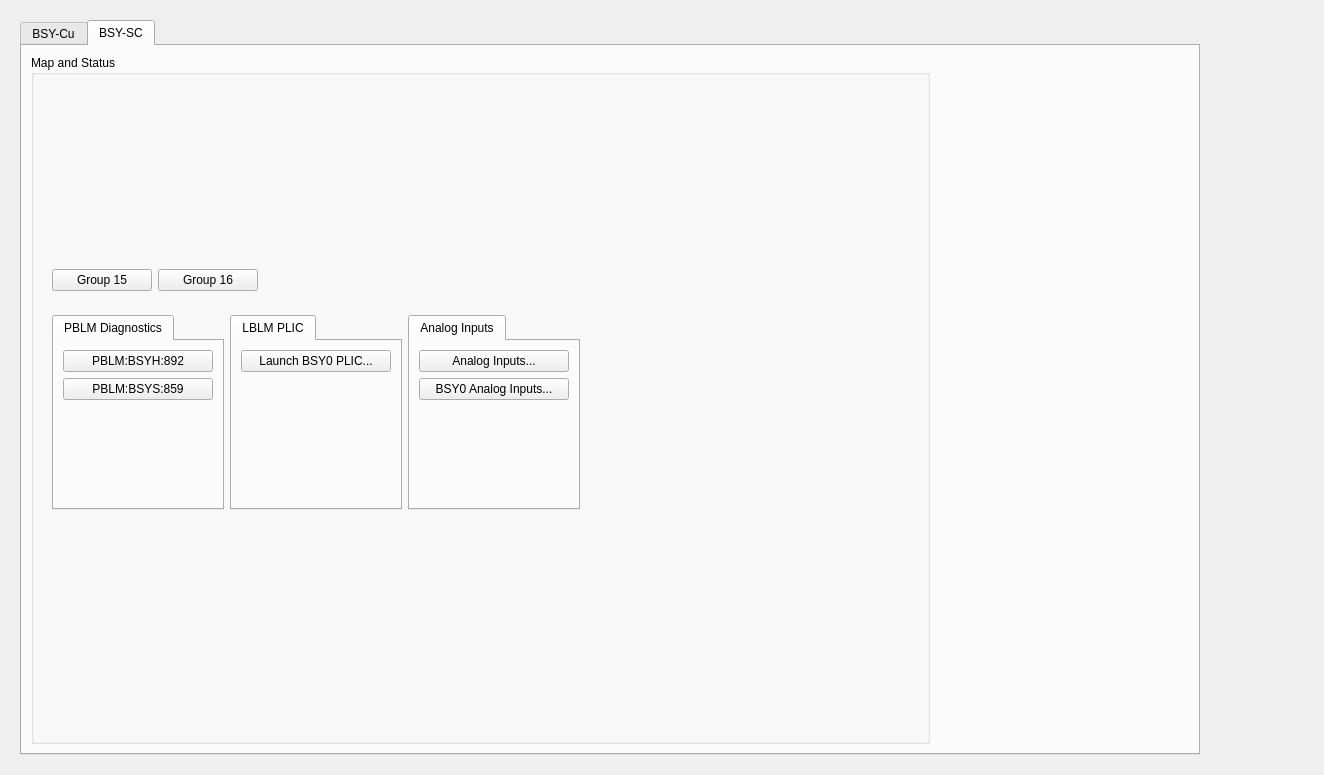
Old version of the form bsy0_main.ui in the repository ad-build-test/pydm-mps.
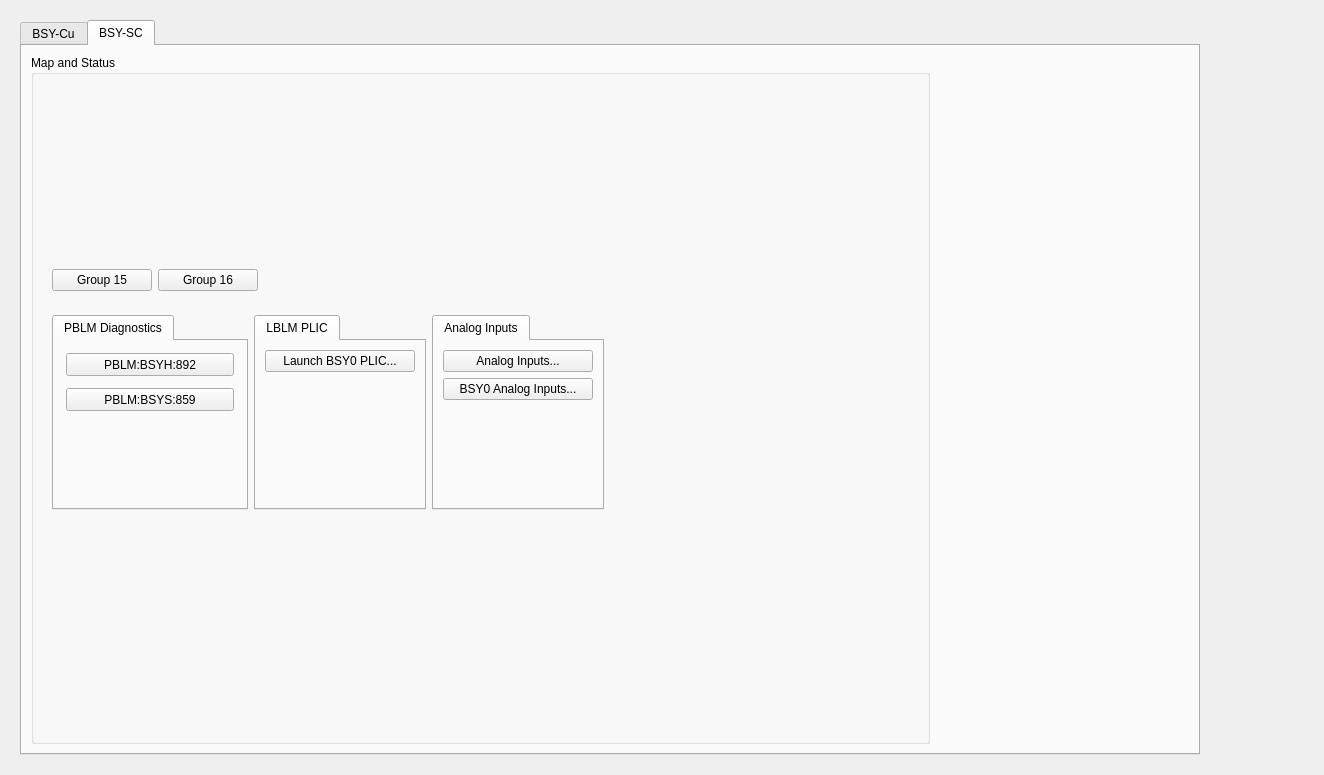
New version of the form. Custom widgets are drawn as their Qt base class.

Patch:
```diff
--- a/bsy0_main.ui
+++ b/bsy0_main.ui
@@ -897,7 +897,7 @@
                  <widget class="QTabWidget" name="tabWidget">
                   <property name="maximumSize">
                    <size>
-                    <width>175</width>
+                    <width>300</width>
                     <height>16777215</height>
                    </size>
                   </property>
@@ -909,43 +909,38 @@
                     <string>PBLM Diagnostics</string>
                    </attribute>
                    <layout class="QGridLayout" name="gridLayout_16">
-                    <item row="0" column="0">
-                     <widget class="PyDMEDMDisplayButton" name="PyDMEDMDisplayButton_8">
-                      <property name="minimumSize">
-                       <size>
-                        <width>150</width>
-                        <height>20</height>
-                       </size>
-                      </property>
-                      <property name="toolTip">
-                       <string/>
-                      </property>
-                      <property name="text">
-                       <string>PBLM:BSYH:892</string>
-                      </property>
-                      <property name="filenames" stdset="0">
-                       <stringlist>
-                        <string>$EDM/bcs/bcs_pblm_status.edl</string>
-                       </stringlist>
-                      </property>
-                      <property name="titles" stdset="0">
-                       <stringlist/>
-                      </property>
-                      <property name="showIcon" stdset="0">
-                       <bool>false</bool>
-                      </property>
-                      <property name="macros" stdset="0">
-                       <stringlist>
-                        <string>BLM=PBLM:BSYH:892</string>
-                       </stringlist>
-                      </property>
-                      <property name="openInNewWindow" stdset="0">
-                       <bool>true</bool>
-                      </property>
-                     </widget>
-                    </item>
                     <item row="1" column="0">
+                     <widget class="PyDMFrame" name="PyDMFrame_4">
+                      <property name="minimumSize">
+                       <size>
+                        <width>174</width>
+                        <height>29</height>
+                       </size>
+                      </property>
+                      <property name="maximumSize">
+                       <size>
+                        <width>174</width>
+                        <height>29</height>
+                       </size>
+                      </property>
+                      <property name="toolTip">
+                       <string/>
+                      </property>
+                      <property name="alarmSensitiveBorder" stdset="0">
+                       <bool>true</bool>
+                      </property>
+                      <property name="channel" stdset="0">
+                       <string>PBLM:BSYS:859:UP_TIME_SECSUM</string>
+                      </property>
                      <widget class="PyDMEDMDisplayButton" name="PyDMEDMDisplayButton_7">
+                       <property name="geometry">
+                        <rect>
+                         <x>3</x>
+                         <y>3</y>
+                         <width>168</width>
+                         <height>23</height>
+                        </rect>
+                       </property>
                       <property name="minimumSize">
                        <size>
                         <width>150</width>
@@ -978,6 +973,7 @@
                        <bool>true</bool>
                       </property>
                      </widget>
+                     </widget>
                     </item>
                     <item row="2" column="0">
                      <spacer name="verticalSpacer_3">
@@ -992,6 +988,72 @@
                       </property>
                      </spacer>
                     </item>
+                    <item row="0" column="0">
+                     <widget class="PyDMFrame" name="PyDMFrame">
+                      <property name="minimumSize">
+                       <size>
+                        <width>174</width>
+                        <height>29</height>
+                       </size>
+                      </property>
+                      <property name="maximumSize">
+                       <size>
+                        <width>174</width>
+                        <height>29</height>
+                       </size>
+                      </property>
+                      <property name="toolTip">
+                       <string/>
+                      </property>
+                      <property name="alarmSensitiveBorder" stdset="0">
+                       <bool>true</bool>
+                      </property>
+                      <property name="channel" stdset="0">
+                       <string>PBLM:BSYH:892:UP_TIME_SECSUM</string>
+                      </property>
+                      <widget class="PyDMEDMDisplayButton" name="PyDMEDMDisplayButton_8">
+                       <property name="geometry">
+                        <rect>
+                         <x>3</x>
+                         <y>3</y>
+                         <width>168</width>
+                         <height>23</height>
+                        </rect>
+                       </property>
+                       <property name="minimumSize">
+                        <size>
+                         <width>150</width>
+                         <height>20</height>
+                        </size>
+                       </property>
+                       <property name="toolTip">
+                        <string/>
+                       </property>
+                       <property name="text">
+                        <string>PBLM:BSYH:892</string>
+                       </property>
+                       <property name="filenames" stdset="0">
+                        <stringlist>
+                         <string>$EDM/bcs/bcs_pblm_status.edl</string>
+                        </stringlist>
+                       </property>
+                       <property name="titles" stdset="0">
+                        <stringlist/>
+                       </property>
+                       <property name="showIcon" stdset="0">
+                        <bool>false</bool>
+                       </property>
+                       <property name="macros" stdset="0">
+                        <stringlist>
+                         <string>BLM=PBLM:BSYH:892</string>
+                        </stringlist>
+                       </property>
+                       <property name="openInNewWindow" stdset="0">
+                        <bool>true</bool>
+                       </property>
+                      </widget>
+                     </widget>
+                    </item>
                    </layout>
                   </widget>
                  </widget>
```
Lines whose indentation alone changed are shown as unchanged.
